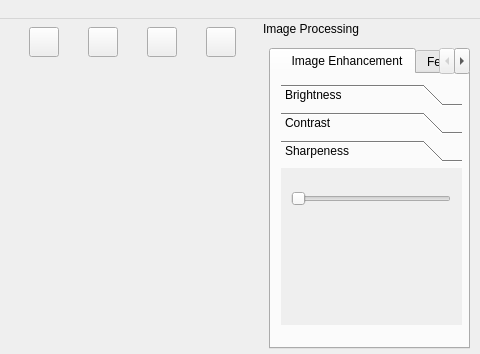
Qt form mainwindow.ui (yuranxue272181/WPIMQP) before a commit; both pictures show x 320 to 800 and y 0 to 354 of the 800 by 554 pixel window.
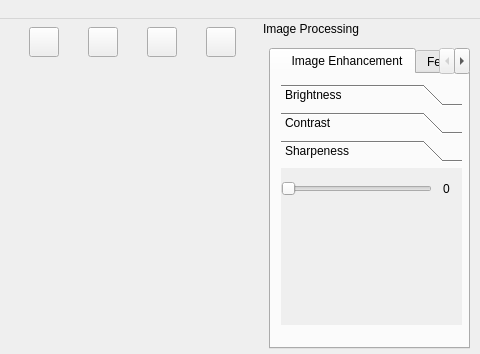
The same form after that commit. The open tabs and pages were chosen to show the change.

Commit message: add feature: use slider to control sharpness

```diff
--- a/mainwindow.ui
+++ b/mainwindow.ui
@@ -661,9 +661,9 @@
         <widget class="QSlider" name="horizontalSlider_4">
          <property name="geometry">
           <rect>
-           <x>10</x>
-           <y>20</y>
-           <width>160</width>
+           <x>0</x>
+           <y>10</y>
+           <width>151</width>
            <height>22</height>
           </rect>
          </property>
@@ -671,6 +671,22 @@
           <enum>Qt::Orientation::Horizontal</enum>
          </property>
         </widget>
+        <widget class="QLabel" name="sharpness">
+         <property name="geometry">
+          <rect>
+           <x>150</x>
+           <y>10</y>
+           <width>31</width>
+           <height>21</height>
+          </rect>
+         </property>
+         <property name="text">
+          <string>0</string>
+         </property>
+         <property name="alignment">
+          <set>Qt::AlignmentFlag::AlignCenter</set>
+         </property>
+        </widget>
        </widget>
       </widget>
      </widget>
```
Left out of the diff: 4 changed lines with no effect on the pictures. The commit also changes 19 other files.
